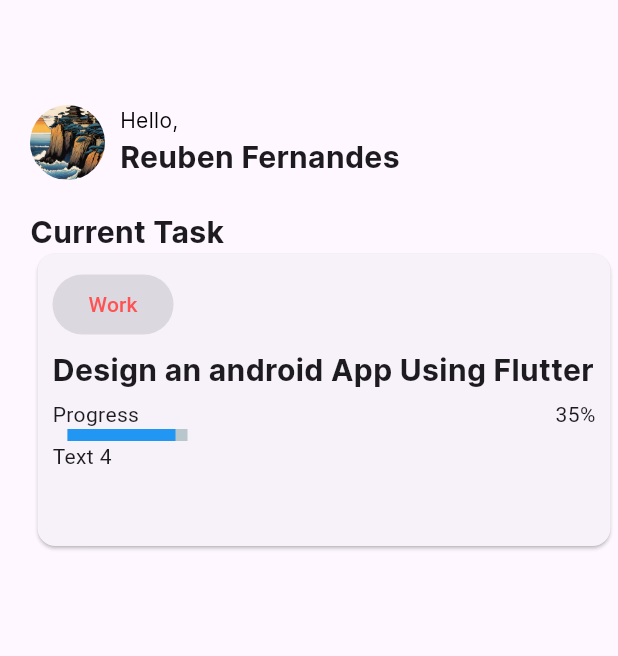
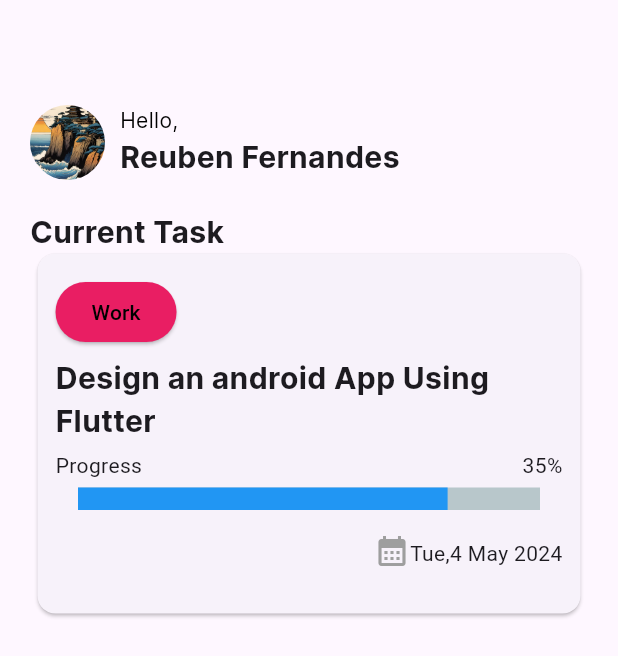
Before and after one commit to Reubencfernandes/Project_Gemini, a Flutter app: the Homestuff screen opened by its route, on a phone screen of 412 x 824 dp. Shown: the top 656 px of the screen. Run offline on Flutter 3.47's test engine with Material 3 defaults, Android fonts, the phone set to English and light mode, and no system bars; drawn by our look-alikes of percent_indicator; our stand-ins replace firebase_auth, google_fonts, google_sign_in, responsive_sizer; accounts and stored records are empty.

Commit message:
started With Front End

```diff
--- a/lib/pages/home_page.dart
+++ b/lib/pages/home_page.dart
@@ -2,6 +2,7 @@ import 'package:flutter/cupertino.dart';
 import 'package:flutter/material.dart';
 import 'package:google_fonts/google_fonts.dart';
 import 'package:percent_indicator/percent_indicator.dart';
+
 class Homestuff extends StatelessWidget {
   const Homestuff({super.key});
 
@@ -9,7 +10,7 @@ class Homestuff extends StatelessWidget {
   Widget build(BuildContext context) {
     return Scaffold(
       body: Container(
-        margin: const EdgeInsets.only(top: 70, left: 20),
+        margin: const EdgeInsets.only(top: 70, left: 20,right: 20),
         child: Column(
           crossAxisAlignment: CrossAxisAlignment.start,
           children: [
@@ -17,8 +18,7 @@ class Homestuff extends StatelessWidget {
               crossAxisAlignment: CrossAxisAlignment.start,
               children: [
                 ClipRRect(
-                  borderRadius: BorderRadius.circular(
-                      50.0), // Adjust the radius as needed
+                  borderRadius: BorderRadius.circular(50.0), // Adjust the radius as needed
                   child: SizedBox(
                     width: 50.0, // Adjust the width as needed
                     height: 50.0, // Adjust the height as needed
@@ -32,14 +32,9 @@ class Homestuff extends StatelessWidget {
                 const Column(
                   crossAxisAlignment: CrossAxisAlignment.start,
                   children: [
-                    Text("Hello,",
-                        style: TextStyle(
-                            fontFamily: 'inter', color: Colors.black)),
+                    Text("Hello,", style: TextStyle(fontFamily: 'inter', color: Colors.black)),
                     Text("Reuben Fernandes",
-                        style: TextStyle(
-                            fontFamily: 'inter',
-                            fontSize: 20,
-                            fontWeight: FontWeight.bold)),
+                        style: TextStyle(fontFamily: 'inter', fontSize: 20, fontWeight: FontWeight.bold)),
                   ],
                 ),
               ],
@@ -49,33 +44,27 @@ class Homestuff extends StatelessWidget {
               child: ListView(
                 children: [
                   Text("Current Task",
-                      style: TextStyle(
-                          fontFamily: 'inter',
-                          fontSize: 20,
-                          fontWeight: FontWeight.bold)),
+                      style: TextStyle(fontFamily: 'inter', fontSize: 20, fontWeight: FontWeight.bold)),
                   Card(
                     margin: EdgeInsets.only(left: 5, right: 5),
                     child: Padding(
-                      padding: EdgeInsets.only(
-                          top: 10, bottom: 50, left: 10, right: 10),
+                      padding: EdgeInsets.only(top: 15, bottom: 30, left: 12, right: 12),
                       child: Column(
                         crossAxisAlignment: CrossAxisAlignment.start,
                         children: [
                           ElevatedButton(
-                              onPressed: null,
-                              style: ElevatedButton.styleFrom(
-                                backgroundColor: Colors.black,
-                              ),
-                              child: Text(
-                                "Work",
-                                style: TextStyle(color: Colors.redAccent),
-                              )),
+                            onPressed: () {}, // Non-null callback
+                            style: ElevatedButton.styleFrom(
+                              backgroundColor: Colors.pink,
+                            ),
+                            child: Text(
+                              "Work",
+                              style: TextStyle(color: Colors.black),
+                            ),
+                          ),
                           SizedBox(height: 5),
                           Text("Design an android App Using Flutter",
-                              style: TextStyle(
-                                  fontFamily: 'inter',
-                                  fontSize: 20,
-                                  fontWeight: FontWeight.bold)),
+                              style: TextStyle(fontFamily: 'inter', fontSize: 20, fontWeight: FontWeight.bold)),
                           SizedBox(height: 5),
                           Row(
                             mainAxisAlignment: MainAxisAlignment.spaceBetween,
@@ -84,15 +73,29 @@ class Homestuff extends StatelessWidget {
                               Text("35%"),
                             ],
                           ),
-                          new LinearPercentIndicator(
-                            width: 100.0,
-                            lineHeight: 8.0,
-                            percent: 0.9,
+                    Padding(
+                      padding: EdgeInsets.all(5.0),
+                          child: new LinearPercentIndicator(
+                            lineHeight: 15.0,
+                            percent: 0.8,
                             progressColor: Colors.blue,
                           ),
-                          Text("Text 4"),
+                      ),
+                          SizedBox(height: 10,),
+                          Row(
+
+                            mainAxisAlignment: MainAxisAlignment.end,
+                            crossAxisAlignment: CrossAxisAlignment.end,
+
+                            children: [
+
+                              Icon(Icons.calendar_month,color: Colors.grey),
+                              Text("Tue,4 May 2024")
+                            ],
+                          )
                         ],
                       ),
+
                     ),
                   ),
                 ],
```
